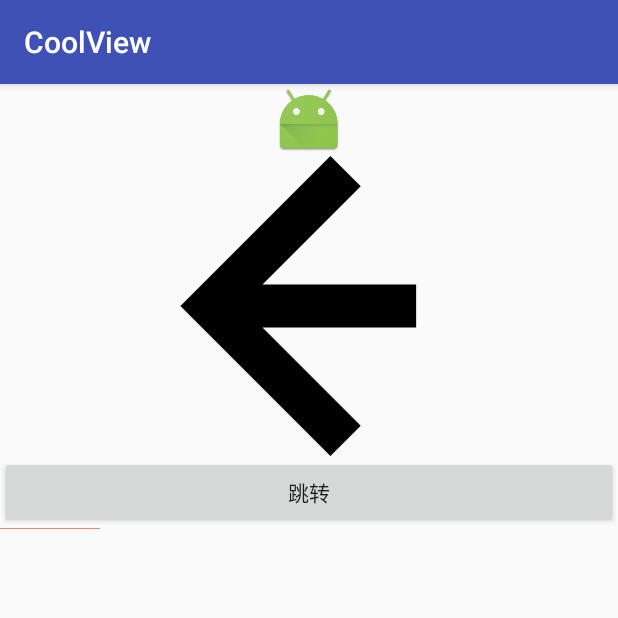
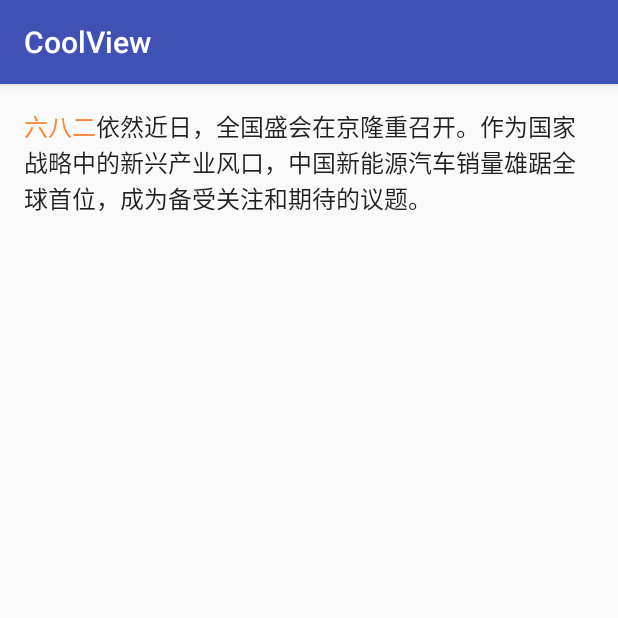
Before and after one commit to vsloong/CoolView, an Android app: the screen it shows after launch (MainActivity), on a phone screen of 412 x 824 dp, the top half of it. Run offline under Robolectric (Android 15) with nearby library versions, the phone set to English and light mode, and no system bars.

Commit message:
自定义TextView

```diff
--- /dev/null
+++ b/app/src/main/java/com/cooloongwu/coolview/view/ColorTextView.java
@@ -0,0 +1,66 @@
+package com.cooloongwu.coolview.view;
+
+import android.content.Context;
+import android.content.res.TypedArray;
+import android.graphics.Color;
+import android.support.annotation.Nullable;
+import android.text.SpannableStringBuilder;
+import android.text.Spanned;
+import android.text.style.ForegroundColorSpan;
+import android.util.AttributeSet;
+import android.util.Log;
+
+import com.cooloongwu.coolview.R;
+
+/**
+ * 自定义包含不同颜色字的TextView
+ * Created by CooLoongWu on 2018-3-16 14:38.
+ */
+
+public class ColorTextView extends android.support.v7.widget.AppCompatTextView {
+    public ColorTextView(Context context) {
+        super(context);
+    }
+
+    public ColorTextView(Context context, @Nullable AttributeSet attrs) {
+        this(context, attrs, 0);
+    }
+
+    public ColorTextView(Context context, @Nullable AttributeSet attrs, int defStyleAttr) {
+        super(context, attrs, defStyleAttr);
+        init(context, attrs, defStyleAttr);
+    }
+
+    private void init(Context context, AttributeSet attrs, int defStyleAttr) {
+        TypedArray typedArray = context.obtainStyledAttributes(
+                attrs,
+                R.styleable.ColorTextView,
+                defStyleAttr,
+                0
+        );
+
+        String name = typedArray.getString(R.styleable.ColorTextView_name);
+        String comment = typedArray.getString(R.styleable.ColorTextView_comment);
+
+        Log.e("name", name);
+        Log.e("comment", comment);
+
+        //方法一：使用Html的方式来定义字体颜色
+//        String colorName = "<font color = '#fc873d'>" + name + "</font>";
+//        String colorComment = "<font color = '#323232'>" + comment + "</font>";
+//        setText(Html.fromHtml(colorName + "&nbsp;&nbsp;&nbsp;&nbsp;" + colorComment));
+
+        //方法二：使用SpannableString
+        SpannableStringBuilder s = new SpannableStringBuilder(name);
+        s.setSpan(
+                new ForegroundColorSpan(Color.parseColor("#fc873d")),
+                0,
+                s.length(),
+                Spanned.SPAN_EXCLUSIVE_EXCLUSIVE);
+        s.append(comment);
+        setText(s);
+
+
+        typedArray.recycle();
+    }
+}
--- a/app/src/main/res/layout/activity_main.xml
+++ b/app/src/main/res/layout/activity_main.xml
@@ -6,29 +6,13 @@
     android:layout_height="match_parent"
     android:gravity="center"
     android:orientation="vertical"
+    android:padding="16dp"
     tools:context="com.cooloongwu.coolview.MainActivity">
 
-    <ImageView
-        android:id="@+id/img"
-        android:layout_width="wrap_content"
-        android:layout_height="wrap_content"
-        android:src="@mipmap/ic_launcher"
-        android:transitionName="img" />
-
-    <ImageView
-        android:id="@+id/imgBtn"
-        android:layout_width="200dp"
-        android:layout_height="200dp"
-        android:src="@drawable/test" />
-
-    <Button
-        android:id="@+id/btn"
+    <com.cooloongwu.coolview.view.ColorTextView
         android:layout_width="match_parent"
-        android:layout_height="wrap_content"
-        android:text="跳转" />
-
-    <com.cooloongwu.coolview.view.TestView
-        android:id="@+id/test"
-        android:layout_width="wrap_content"
-        android:layout_height="wrap_content" />
+        android:layout_height="match_parent"
+        android:textSize="16sp"
+        app:comment="依然近日，全国盛会在京隆重召开。作为国家战略中的新兴产业风口，中国新能源汽车销量雄踞全球首位，成为备受关注和期待的议题。"
+        app:name="六八二" />
 </LinearLayout>
--- a/build.gradle
+++ b/build.gradle
@@ -5,7 +5,7 @@ buildscript {
         jcenter()
     }
     dependencies {
-        classpath 'com.android.tools.build:gradle:2.3.3'
+        classpath 'com.android.tools.build:gradle:3.0.1'
 
         // NOTE: Do not place your application dependencies here; they belong
         // in the individual module build.gradle files
```
Also changed, not shown: app/src/main/java/com/cooloongwu/coolview/MainActivity.java (+0 -92 lines), app/src/main/res/values/attrs.xml (added, +7 -0 lines), gradle/wrapper/gradle-wrapper.properties, 6 other files.
